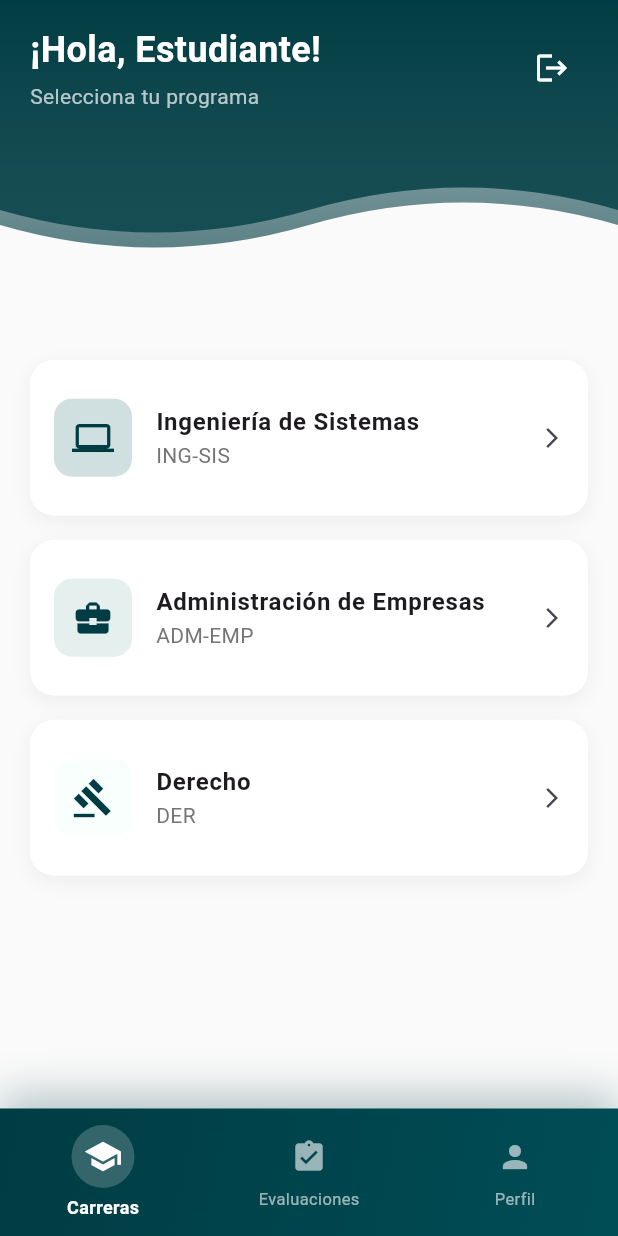
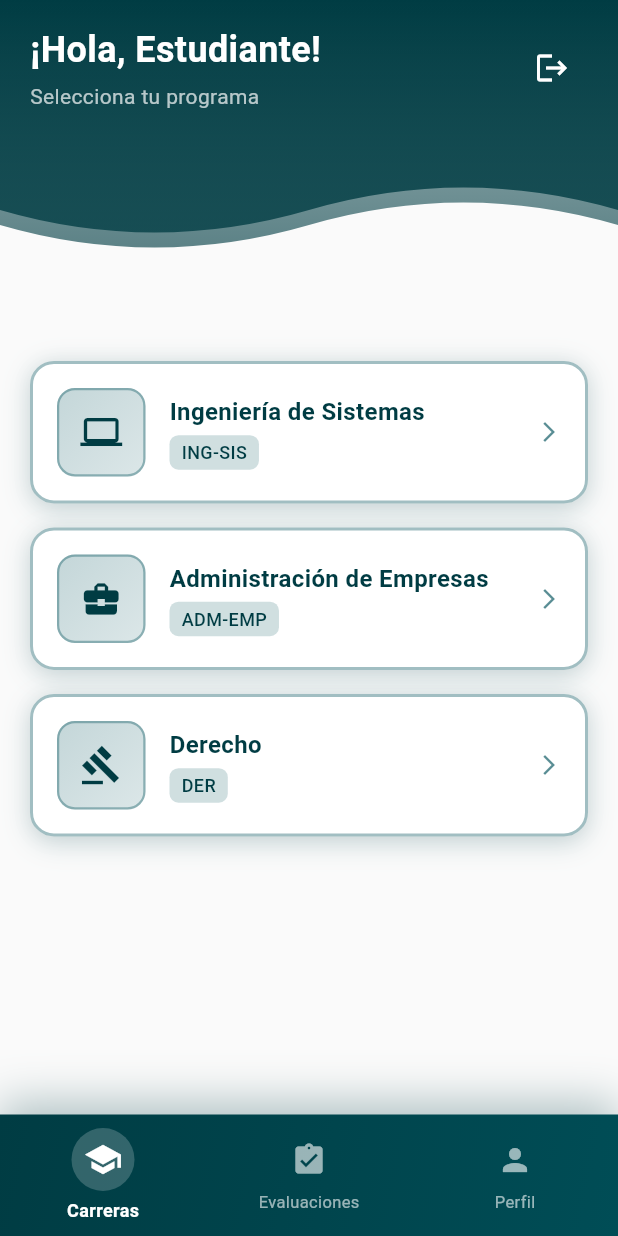
Before and after one commit to Eval-Plus/UTS_EvalPlus, a Flutter app: the CareersScreen screen opened by its route, on a phone screen of 412 x 824 dp. Run offline on Flutter 3.47's test engine with Material 3 defaults, Android fonts, the phone set to English and light mode, and no system bars; our stand-ins replace flutter_svg, lottie.

Commit message:
Better career cards, limits more notorious

```diff
--- a/lib/hooks/careers_data.dart
+++ b/lib/hooks/careers_data.dart
@@ -76,13 +76,13 @@ class CareersDataService {
         nombre: 'Administración de Empresas',
         codigo: 'ADM-EMP',
         icon: Icons.business_center,
-        color: const Color(0xFF77B0AA),
+        color: const Color(0xFF135D66),
       ),
       Career(
         nombre: 'Derecho',
         codigo: 'DER',
         icon: Icons.gavel,
-        color: const Color(0xFFE3FEF7),
+        color: const Color(0xFF135D66),
       ),
     ];
   }
--- a/lib/screen/inside/careers_screen.dart
+++ b/lib/screen/inside/careers_screen.dart
@@ -179,26 +179,60 @@ class _CareerCard extends StatelessWidget {
 
   @override
   Widget build(BuildContext context) {
+    // Extraer el color base sin opacidad
+    final baseColor = career.color.withOpacity(1.0);
+
     return Container(
       margin: const EdgeInsets.only(bottom: 16),
       decoration: BoxDecoration(
         color: Colors.white,
         borderRadius: BorderRadius.circular(16),
+        border: Border.all(
+          color: baseColor.withOpacity(0.4),
+          width: 2,
+        ),
         boxShadow: [
+          BoxShadow(
+            color: baseColor.withOpacity(0.2),
+            blurRadius: 15,
+            offset: const Offset(0, 4),
+          ),
           BoxShadow(
             color: Colors.black.withOpacity(0.05),
             blurRadius: 10,
-            offset: const Offset(0, 4),
+            offset: const Offset(0, 2),
           ),
         ],
       ),
-      child: ListTile(
-        contentPadding: const EdgeInsets.all(16),
-        leading: Container(
-          padding: const EdgeInsets.all(12),
+      child: Material(
+        color: Colors.transparent,
+        child: InkWell(
+          borderRadius: BorderRadius.circular(16),
+          onTap: () {
+            // TODO: Navegar a evaluación de docentes
+            print('Seleccionada: ${career.nombre}');
+          },
+          child: Padding(
+            padding: const EdgeInsets.all(16),
+            child: Row(
+              children: [
+                // Icono con diseño mejorado
+                Container(
+                  padding: const EdgeInsets.all(14),
                   decoration: BoxDecoration(
-            color: career.color.withOpacity(0.2),
+                    gradient: LinearGradient(
+                      begin: Alignment.topLeft,
+                      end: Alignment.bottomRight,
+                      colors: [
+                        baseColor.withOpacity(0.25),
+                        baseColor.withOpacity(0.15),
+                      ],
+                    ),
                     borderRadius: BorderRadius.circular(12),
+                    border: Border.all(
+                      color: baseColor.withOpacity(0.4),
+                      width: 1.5,
+                    ),
                   ),
                   child: Icon(
                     career.icon,
@@ -206,25 +240,56 @@ class _CareerCard extends StatelessWidget {
                     size: 28,
                   ),
                 ),
-        title: Text(
+                const SizedBox(width: 16),
+                // Texto
+                Expanded(
+                  child: Column(
+                    crossAxisAlignment: CrossAxisAlignment.start,
+                    children: [
+                      Text(
                         career.nombre,
                         style: const TextStyle(
                           fontWeight: FontWeight.bold,
                           fontSize: 16,
+                          color: Color(0xFF003C43),
                         ),
                       ),
-        subtitle: Text(
+                      const SizedBox(height: 4),
+                      Row(
+                        children: [
+                          Container(
+                            padding: const EdgeInsets.symmetric(
+                              horizontal: 8,
+                              vertical: 3,
+                            ),
+                            decoration: BoxDecoration(
+                              color: baseColor.withOpacity(0.2),
+                              borderRadius: BorderRadius.circular(6),
+                            ),
+                            child: Text(
                               career.codigo,
-          style: TextStyle(
-            color: Colors.grey[600],
-            fontSize: 14,
+                              style: const TextStyle(
+                                color: Color(0xFF003C43),
+                                fontSize: 12,
+                                fontWeight: FontWeight.w500,
                               ),
                             ),
-        trailing: const Icon(Icons.arrow_forward_ios, size: 16),
-        onTap: () {
-          // TODO: Navegar a evaluación de docentes
-          print('Seleccionada: ${career.nombre}');
-        },
+                          ),
+                        ],
+                      ),
+                    ],
+                  ),
+                ),
+                // Flecha
+                Icon(
+                  Icons.arrow_forward_ios,
+                  size: 16,
+                  color: baseColor.withOpacity(0.7),
+                ),
+              ],
+            ),
+          ),
+        ),
       ),
     );
   }
--- a/lib/widgets/custom_bottom_nav_bar.dart
+++ b/lib/widgets/custom_bottom_nav_bar.dart
@@ -32,7 +32,7 @@ class CustomBottomNavBar extends StatelessWidget {
       ),
       child: SafeArea(
         child: Padding(
-          padding: const EdgeInsets.symmetric(vertical: 6),
+          padding: const EdgeInsets.symmetric(vertical: 4),
           child: Row(
             mainAxisAlignment: MainAxisAlignment.spaceAround,
             children: [
```
Lines whose indentation alone changed are shown as unchanged.
